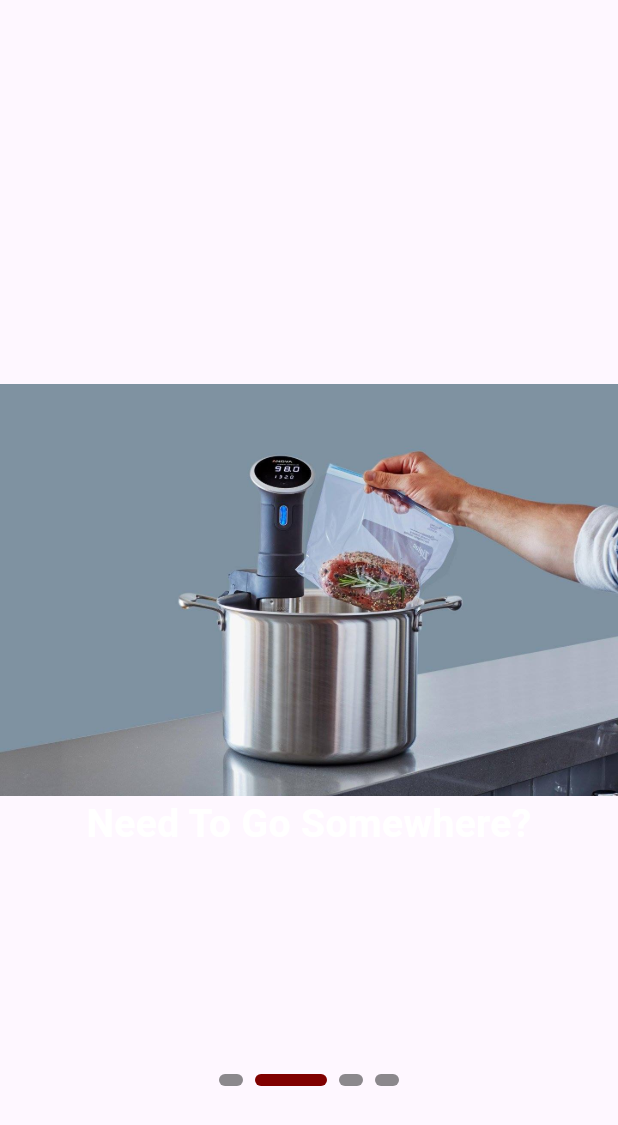
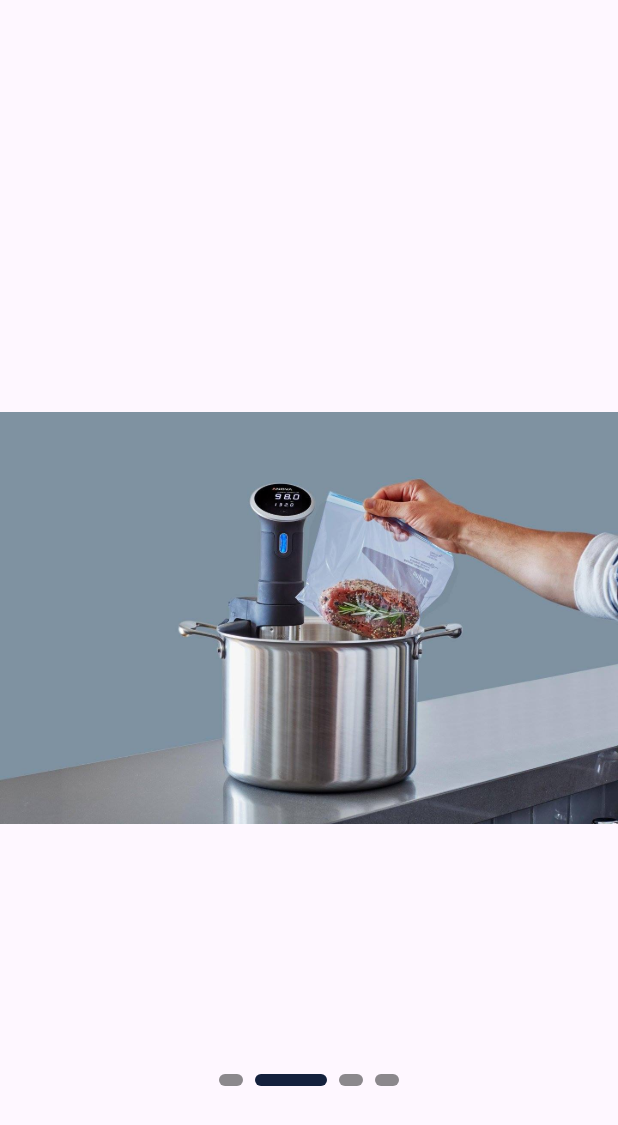
Before and after one commit to datsabahandude/SousVide, a Flutter app: the RecipePage screen opened directly, swiped to page 2, on a phone screen of 412 x 824 dp. Shown: the top 1125 px of the screen. Run offline on Flutter 3.47's test engine with Material 3 defaults, Android fonts, the phone set to English and light mode, and no system bars; drawn by our look-alikes of smooth_page_indicator; our stand-ins replace curved_navigation_bar, flutter_local_notifications, get, google_fonts, image_picker, lottie and 3 more; accounts and stored records are empty.

Commit message:
UI change #7

```diff
--- a/lib/components/custom_drawer.dart
+++ b/lib/components/custom_drawer.dart
@@ -2,6 +2,7 @@ import 'package:flutter/material.dart';
 import 'package:get/get.dart';
 import 'package:sous_v/screens/cookpage.dart';
 import 'package:sous_v/screens/recipepage.dart';
+import 'package:sous_v/screens/resultpage.dart';
 
 class CustomDrawer extends StatelessWidget {
   const CustomDrawer({super.key});
@@ -95,7 +96,7 @@ class CustomDrawer extends StatelessWidget {
         ),
         Card(
           child: ListTile(
-            onTap: () => Get.to(const CookPage()),
+            onTap: () => Get.to(const ResultPage()),
             title: const Text('Cooking Results'),
             trailing: const Icon(
               Icons.chevron_right_outlined,
--- a/lib/screens/recipepage.dart
+++ b/lib/screens/recipepage.dart
@@ -32,14 +32,14 @@ class _RecipePageState extends State<RecipePage> {
                 mainAxisAlignment: MainAxisAlignment.center,
                 children: [
                   Image.asset('assets/images/sousvide.jpg'),
-                  const Text(
-                    'Ride Safely\nwith Car DoDo',
-                    textAlign: TextAlign.center,
-                    style: TextStyle(
-                        color: Colors.white,
-                        fontSize: 26,
-                        fontWeight: FontWeight.bold),
-                  ),
+                  // const Text(
+                  //   'Ride Safely\nwith Car DoDo',
+                  //   textAlign: TextAlign.center,
+                  //   style: TextStyle(
+                  //       color: Colors.white,
+                  //       fontSize: 26,
+                  //       fontWeight: FontWeight.bold),
+                  // ),
                 ],
               ),
               Column(
@@ -47,28 +47,28 @@ class _RecipePageState extends State<RecipePage> {
                 children: [
                   Image.asset('assets/images/sousvide.jpg'),
                   // Lottie.asset('assets/lottie/security-car-black.json'),
-                  const Text(
-                    'Need To Go Somewhere?',
-                    textAlign: TextAlign.center,
-                    style: TextStyle(
-                        color: Colors.white,
-                        fontSize: 26,
-                        fontWeight: FontWeight.bold),
-                  ),
+                  // const Text(
+                  //   'Need To Go Somewhere?',
+                  //   textAlign: TextAlign.center,
+                  //   style: TextStyle(
+                  //       color: Colors.white,
+                  //       fontSize: 26,
+                  //       fontWeight: FontWeight.bold),
+                  // ),
                 ],
               ),
               Column(
                 mainAxisAlignment: MainAxisAlignment.center,
                 children: [
                   Lottie.asset('assets/lottie/steam1.json'),
-                  const Text(
-                    'Side Income Near Your Institution?',
-                    textAlign: TextAlign.center,
-                    style: TextStyle(
-                        color: Colors.white,
-                        fontSize: 26,
-                        fontWeight: FontWeight.bold),
-                  ),
+                  // const Text(
+                  //   'Side Income Near Your Institution?',
+                  //   textAlign: TextAlign.center,
+                  //   style: TextStyle(
+                  //       color: Colors.white,
+                  //       fontSize: 26,
+                  //       fontWeight: FontWeight.bold),
+                  // ),
                 ],
               ),
               Column(
@@ -152,7 +152,7 @@ class _RecipePageState extends State<RecipePage> {
                           count: 4,
                           effect: const ExpandingDotsEffect(
                             dotColor: Colors.black45,
-                            activeDotColor: Color(0xFF800000),
+                            activeDotColor: Color(0xFF14213D),
                             // dotWidth: 20,
                             dotHeight: 8,
                             radius: 16,
```
Also changed, not shown: lib/components/active_alarm_body.dart (+50 -11 lines), lib/components/result_body.dart (added, +23 -0 lines), lib/screens/resultpage.dart (added, +44 -0 lines).
